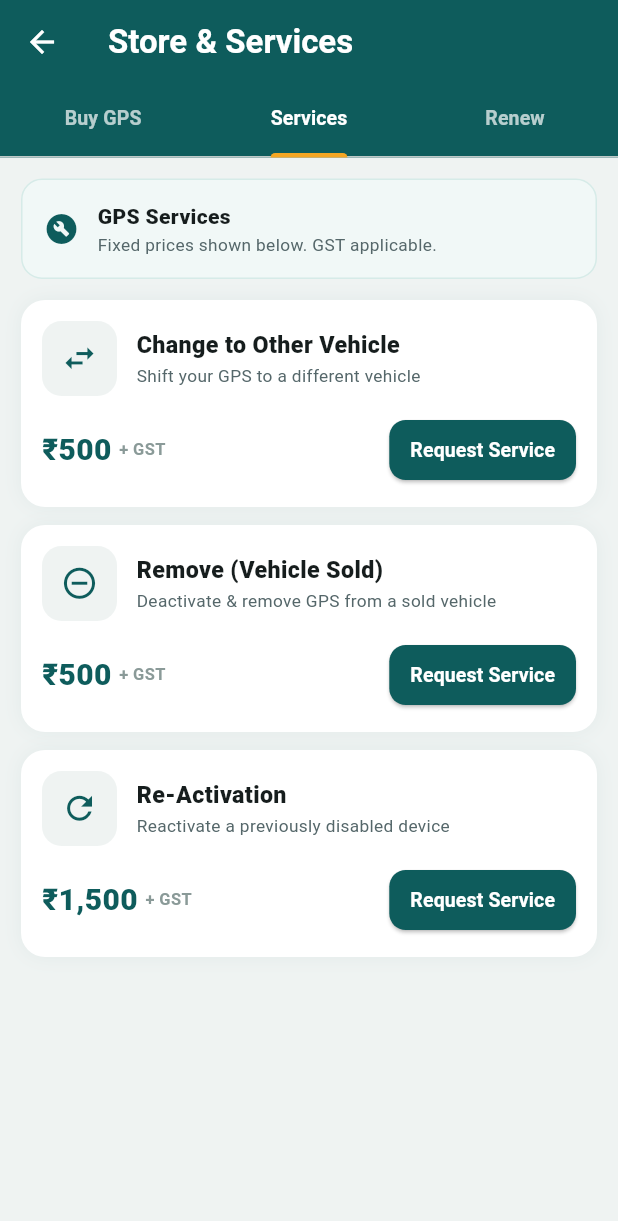
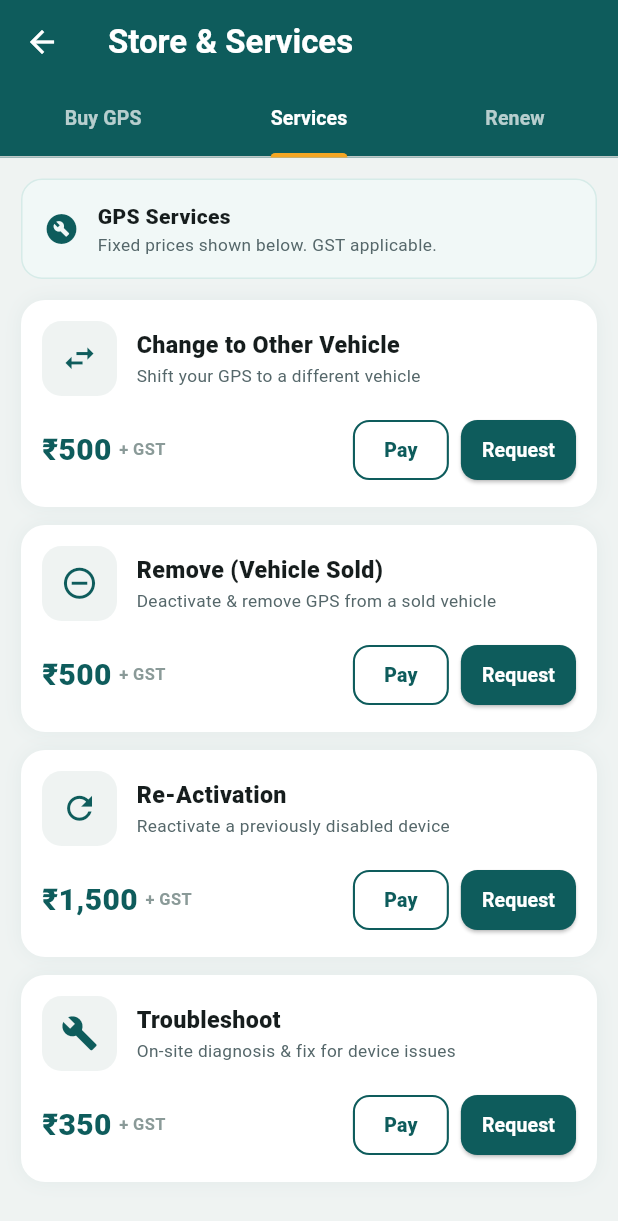
Before and after one commit to srisomesh-ai/bharatgps-flutter, a Flutter app: the StoreScreen screen opened directly, tab 2 chosen, on a phone screen of 412 x 824 dp. Shown: the top 1221 px of the screen. Run offline on Flutter 3.47's test engine with Material 3 defaults, Android fonts, the phone set to English and light mode, and no system bars; our stand-ins replace audioplayers, firebase_core, firebase_messaging, flutter_local_notifications, flutter_map, flutter_secure_storage and 4 more; accounts and stored records are empty.

Commit message:
Update prices (devices, renewals); add Troubleshoot service; no-GST icon tap on services

```diff
--- a/lib/screens/store_screen.dart
+++ b/lib/screens/store_screen.dart
@@ -20,11 +20,11 @@ class _StoreScreenState extends State<StoreScreen> with SingleTickerProviderStat
 
   // device catalogue
   static const _devices = [
-    {'name': 'Basic GPS', 'price': 3500, 'desc': 'Real-time tracking for cars, bikes & fleet', 'icon': Icons.gps_fixed},
-    {'name': 'Engine Cut Off GPS', 'price': 4500, 'desc': 'Remotely immobilise the engine + live tracking', 'icon': Icons.power_settings_new},
-    {'name': 'Magnet GPS', 'price': 5500, 'desc': 'Wireless magnetic tracker, no wiring needed', 'icon': Icons.attractions},
-    {'name': 'Micro GPS', 'price': 4000, 'desc': 'Compact hidden tracker for discreet use', 'icon': Icons.memory},
-    {'name': 'VLTD (RTO) GPS', 'price': 11000, 'desc': 'AIS-140 approved, RTO-compliant device', 'icon': Icons.verified},
+    {'name': 'Basic GPS', 'price': 3499, 'desc': 'Real-time tracking for cars, bikes & fleet', 'icon': Icons.gps_fixed},
+    {'name': 'Engine Cut Off GPS', 'price': 4499, 'desc': 'Remotely immobilise the engine + live tracking', 'icon': Icons.power_settings_new},
+    {'name': 'Magnet GPS', 'price': 5999, 'desc': 'Wireless magnetic tracker, no wiring needed', 'icon': Icons.attractions},
+    {'name': 'Micro GPS', 'price': 3499, 'desc': 'Compact hidden tracker for discreet use', 'icon': Icons.memory},
+    {'name': 'VLTD (RTO) GPS', 'price': 9499, 'desc': 'AIS-140 approved, RTO-compliant device', 'icon': Icons.verified},
   ];
 
   // services
@@ -32,15 +32,16 @@ class _StoreScreenState extends State<StoreScreen> with SingleTickerProviderStat
     {'name': 'Change to Other Vehicle', 'price': 500, 'desc': 'Shift your GPS to a different vehicle', 'icon': Icons.swap_horiz},
     {'name': 'Remove (Vehicle Sold)', 'price': 500, 'desc': 'Deactivate & remove GPS from a sold vehicle', 'icon': Icons.remove_circle_outline},
     {'name': 'Re-Activation', 'price': 1500, 'desc': 'Reactivate a previously disabled device', 'icon': Icons.refresh},
+    {'name': 'Troubleshoot', 'price': 350, 'desc': 'On-site diagnosis & fix for device issues', 'icon': Icons.build},
   ];
 
   // renewal plans
   static const _plans = [
-    {'name': '3 Months', 'price': 300, 'free': ''},
-    {'name': '6 Months', 'price': 600, 'free': ''},
+    {'name': '3 Months', 'price': 350, 'free': ''},
+    {'name': '6 Months', 'price': 700, 'free': ''},
     {'name': '1 Year', 'price': 1200, 'free': ''},
-    {'name': '2 Years', 'price': 2000, 'free': ''},
-    {'name': '5 Years', 'price': 4000, 'free': '1 Year Free'},
+    {'name': '2 Years', 'price': 2400, 'free': ''},
+    {'name': '4 Years', 'price': 4800, 'free': '1 Year Extra'},
   ];
 
   @override
@@ -205,7 +206,9 @@ class _StoreScreenState extends State<StoreScreen> with SingleTickerProviderStat
               desc: s['desc'] as String,
               price: s['price'] as int,
               priceNote: '+ GST',
-              actionLabel: 'Request Service',
+              actionLabel: 'Request',
+              onPay: () => _buyPay(s['name'] as String, s['price'] as int),
+              onIconTap: () => _buyPayNoGst(s['name'] as String, s['price'] as int),
               onAction: () => _contactSheet(
                 title: 'Service — ${s['name']}',
                 email: _supportEmail,
```
